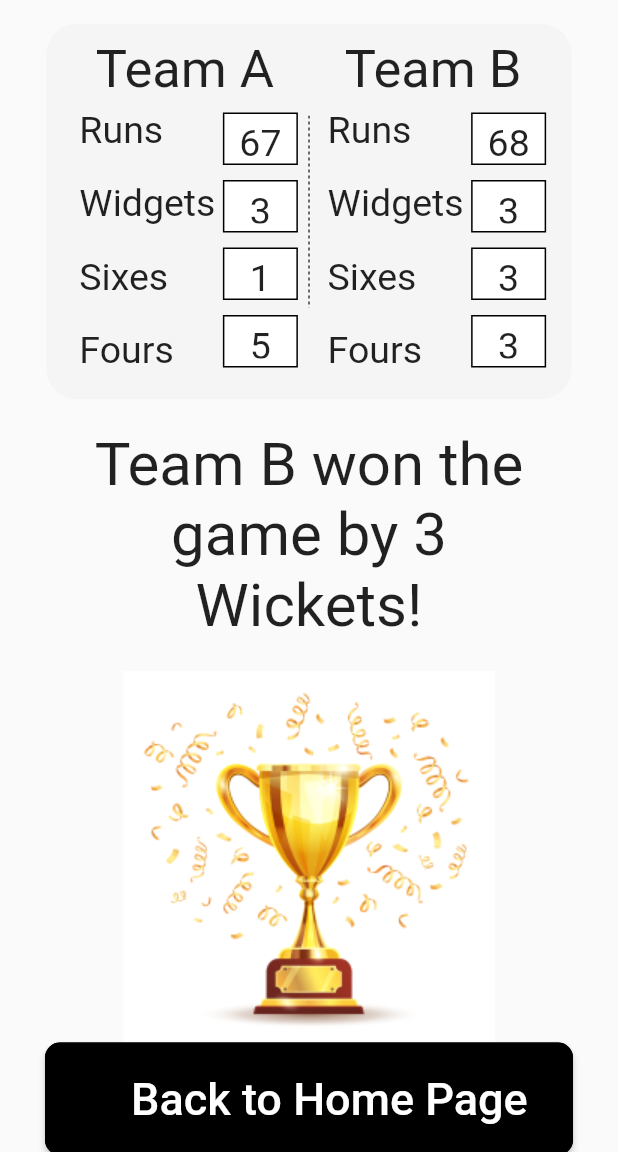
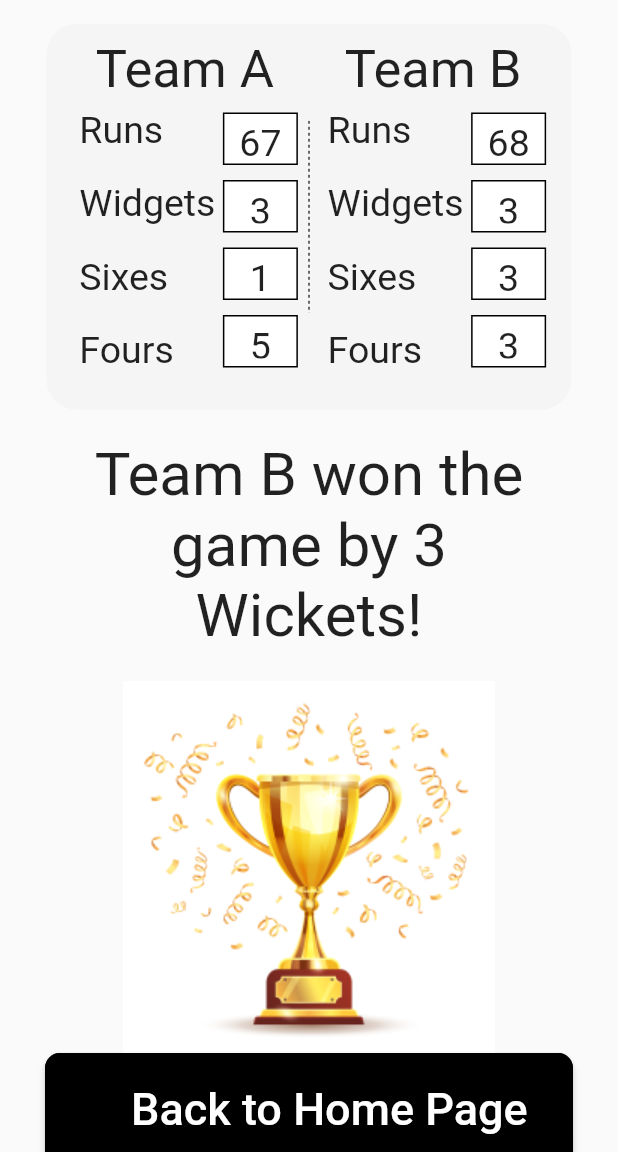
Before and after one commit to am-casper/GaliCricketApp, a Flutter app: the screen it shows after launch, on a phone screen of 412 x 824 dp, the part 84-1236 px from its top. Run offline on Flutter 3.47's test engine with Material 2 defaults, Android fonts, the phone set to English and light mode, and no system bars; our stand-ins replace flutter_svg.

Commit message:
6th commit

```diff
--- a/lib/main.dart
+++ b/lib/main.dart
@@ -121,8 +121,7 @@ class _MyHomePageState extends State<MyHomePage> {
          decoration: BoxDecoration(
     borderRadius: BorderRadius.circular(20),color: Colors.grey[100],
   ),
-        height: 250,
-        width:350,
+
         child:Padding(
           padding: EdgeInsets.fromLTRB(10,10,10,10),
         child:  Row(
```
